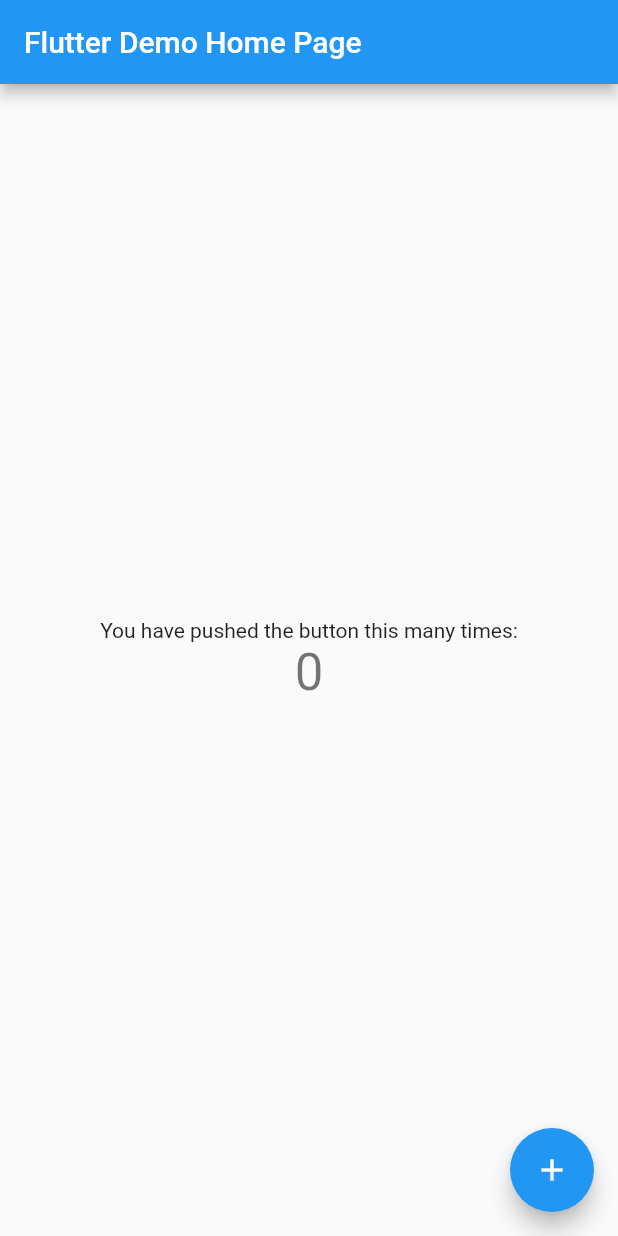
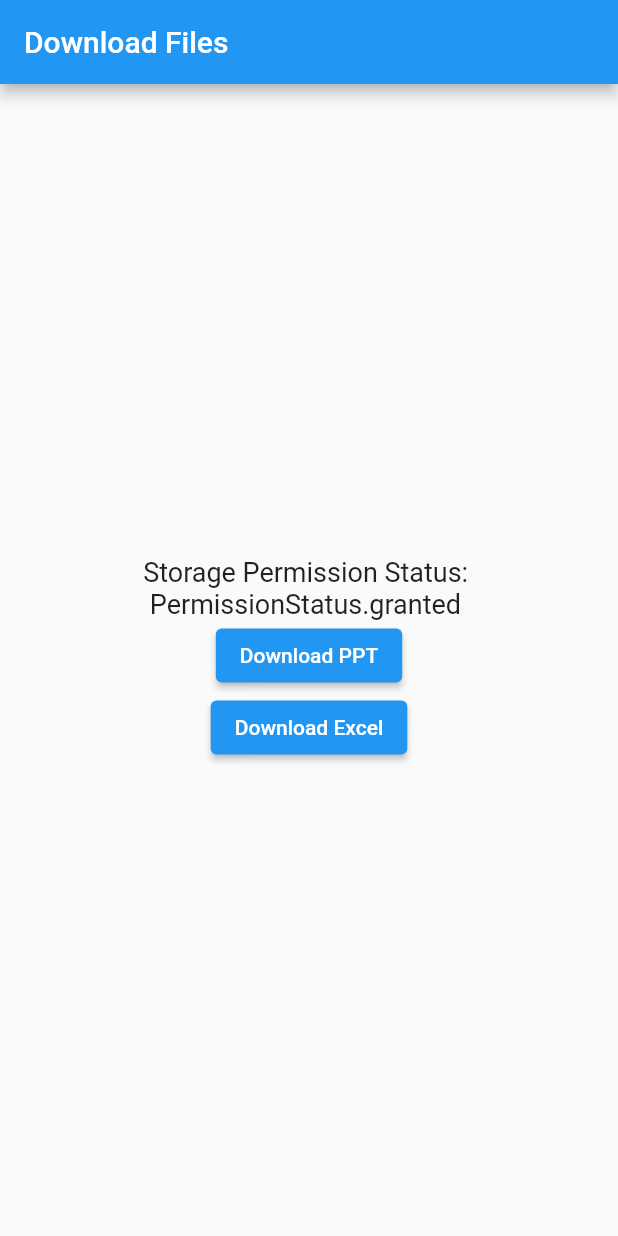
Before and after one commit to angreatharva/Flutter_Excel, a Flutter app: the screen it shows after launch, on a phone screen of 412 x 824 dp. Run offline on Flutter 3.47's test engine with Material 2 defaults, Android fonts, the phone set to English and light mode, and no system bars; our stand-ins replace dio, get, open_file, permission_handler.

Commit message:
First Commit

```diff
--- a/lib/main.dart
+++ b/lib/main.dart
@@ -1,115 +1,92 @@
+import 'package:excel_link/permissionController.dart';
 import 'package:flutter/material.dart';
+import 'package:get/get.dart';
+import 'package:permission_handler/permission_handler.dart';
+
+import 'downloadController.dart';
 
 void main() {
-  runApp(const MyApp());
+  runApp(const App());
 }
 
-class MyApp extends StatelessWidget {
-  const MyApp({Key? key}) : super(key: key);
+class App extends StatelessWidget {
+  const App({Key? key}) : super(key: key);
 
-  // This widget is the root of your application.
   @override
   Widget build(BuildContext context) {
-    return MaterialApp(
+    return GetMaterialApp(
       title: 'Flutter Demo',
       theme: ThemeData(
-        // This is the theme of your application.
-        //
-        // Try running your application with "flutter run". You'll see the
-        // application has a blue toolbar. Then, without quitting the app, try
-        // changing the primarySwatch below to Colors.green and then invoke
-        // "hot reload" (press "r" in the console where you ran "flutter run",
-        // or simply save your changes to "hot reload" in a Flutter IDE).
-        // Notice that the counter didn't reset back to zero; the application
-        // is not restarted.
         primarySwatch: Colors.blue,
       ),
-      home: const MyHomePage(title: 'Flutter Demo Home Page'),
+      home: const PermissionScreen(),
     );
   }
 }
 
-class MyHomePage extends StatefulWidget {
-  const MyHomePage({Key? key, required this.title}) : super(key: key);
-
-  // This widget is the home page of your application. It is stateful, meaning
-  // that it has a State object (defined below) that contains fields that affect
-  // how it looks.
-
-  // This class is the configuration for the state. It holds the values (in this
-  // case the title) provided by the parent (in this case the App widget) and
-  // used by the build method of the State. Fields in a Widget subclass are
-  // always marked "final".
-
-  final String title;
-
-  @override
-  State<MyHomePage> createState() => _MyHomePageState();
-}
-
-class _MyHomePageState extends State<MyHomePage> {
-  int _counter = 0;
-
-  void _incrementCounter() {
-    setState(() {
-      // This call to setState tells the Flutter framework that something has
-      // changed in this State, which causes it to rerun the build method below
-      // so that the display can reflect the updated values. If we changed
-      // _counter without calling setState(), then the build method would not be
-      // called again, and so nothing would appear to happen.
-      _counter++;
-    });
-  }
+class PermissionScreen extends StatelessWidget {
+  const PermissionScreen({Key? key}) : super(key: key);
 
   @override
   Widget build(BuildContext context) {
-    // This method is rerun every time setState is called, for instance as done
-    // by the _incrementCounter method above.
-    //
-    // The Flutter framework has been optimized to make rerunning build methods
-    // fast, so that you can just rebuild anything that needs updating rather
-    // than having to individually change instances of widgets.
+    final PermissionController _permissionController =
+    Get.put(PermissionController());
+    final DownloadController _downloadController =
+    Get.put(DownloadController());
+    final DownloadController _excelDownloadController =
+    Get.put(DownloadController());
+
     return Scaffold(
       appBar: AppBar(
-        // Here we take the value from the MyHomePage object that was created by
-        // the App.build method, and use it to set our appbar title.
-        title: Text(widget.title),
+        title: const Text('Download Files'),
       ),
       body: Center(
-        // Center is a layout widget. It takes a single child and positions it
-        // in the middle of the parent.
-        child: Column(
-          // Column is also a layout widget. It takes a list of children and
-          // arranges them vertically. By default, it sizes itself to fit its
-          // children horizontally, and tries to be as tall as its parent.
-          //
-          // Invoke "debug painting" (press "p" in the console, choose the
-          // "Toggle Debug Paint" action from the Flutter Inspector in Android
-          // Studio, or the "Toggle Debug Paint" command in Visual Studio Code)
-          // to see the wireframe for each widget.
-          //
-          // Column has various properties to control how it sizes itself and
-          // how it positions its children. Here we use mainAxisAlignment to
-          // center the children vertically; the main axis here is the vertical
-          // axis because Columns are vertical (the cross axis would be
-          // horizontal).
-          mainAxisAlignment: MainAxisAlignment.center,
-          children: <Widget>[
-            const Text(
-              'You have pushed the button this many times:',
-            ),
-            Text(
-              '$_counter',
-              style: Theme.of(context).textTheme.headline4,
-            ),
-          ],
+        child: Obx(
+              () {
+            final permissionStatus =
+                _permissionController.permissionStatus.value;
+            return Column(
+              mainAxisAlignment: MainAxisAlignment.center,
+              children: [
+                Text(
+                  'Storage Permission Status: \n $permissionStatus',
+                  style: TextStyle(fontSize: 18),
+                ),
+                ElevatedButton(
+                  onPressed: () async {
+                    if (permissionStatus == PermissionStatus.granted) {
+                      String pptUrl =
+                          "https://beta-reconnect.colliersasia.com/Documents/Japan/DealReport/Reports/Test Company mobile app_26032024094552.pptx";
+                      String pptSavePath = "test_file.xlsx";
+
+                      _downloadController.downloadFile(
+                          pptUrl, pptSavePath, context);
+                    } else {
+                      await _permissionController.requestStoragePermission();
+                    }
+                  },
+                  child: Text('Download PPT'),
+                ),
+                ElevatedButton(
+                  onPressed: () async {
+                    if (permissionStatus == PermissionStatus.granted) {
+                      String excelUrl =
+                          "https://example.com/path/to/excel_file.xlsx";
+                      String excelSavePath = "excel_file.xlsx";
+
+                      _excelDownloadController.downloadFile(
+                          excelUrl, excelSavePath, context);
+                    } else {
+                      await _permissionController.requestStoragePermission();
+                    }
+                  },
+                  child: Text('Download Excel'),
+                ),
+              ],
+            );
+          },
         ),
       ),
-      floatingActionButton: FloatingActionButton(
-        onPressed: _incrementCounter,
-        tooltip: 'Increment',
-        child: const Icon(Icons.add),
-      ), // This trailing comma makes auto-formatting nicer for build methods.
     );
   }
 }
--- /dev/null
+++ b/lib/permissionController.dart
@@ -0,0 +1,23 @@
+import 'package:get/get.dart';
+import 'package:permission_handler/permission_handler.dart';
+
+class PermissionController extends GetxController {
+  var permissionStatus = PermissionStatus.denied.obs;
+
+  @override
+  void onInit() {
+    super.onInit();
+    // Fetch initial permission status
+    checkPermissionStatus();
+  }
+
+  Future<void> checkPermissionStatus() async {
+    final status = await Permission.storage.status;
+    permissionStatus.value = status;
+  }
+
+  Future<void> requestStoragePermission() async {
+    final status = await Permission.storage.request();
+    permissionStatus.value = status;
+  }
+}
--- a/pubspec.yaml
+++ b/pubspec.yaml
@@ -34,6 +34,12 @@
   # The following adds the Cupertino Icons font to your application.
   # Use with the CupertinoIcons class for iOS style icons.
   cupertino_icons: ^1.0.2
+  dio: ^5.4.2
+  get: ^4.6.5
+  open_file: ^3.3.2
+  path_provider: ^2.0.15
+  permission_handler: ^11.0.1
+  flutter_local_notifications: ^10.0.0
 
 dev_dependencies:
   flutter_test:
```
Also changed, not shown: lib/downloadController.dart (added, +76 -0 lines), pubspec.lock, 4 other files.
